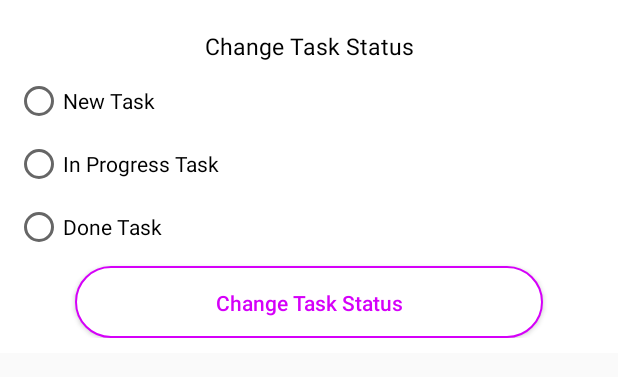
After one commit to Yazan98/Groupy, an Android app: the layout dialog_tasks.xml on its own in the app's theme, with its tools: preview values and no code run, on a phone screen of 412 x 824 dp. The commit adds this screen. Shown: the top 377 px of the screen. Run offline under Robolectric (Android 15) with nearby library versions, the phone set to English and light mode, and no system bars.

Commit message:
add tasks fragment

```diff
--- /dev/null
+++ b/app/src/main/res/layout/dialog_tasks.xml
@@ -0,0 +1,59 @@
+<?xml version="1.0" encoding="utf-8"?>
+<LinearLayout xmlns:android="http://schemas.android.com/apk/res/android"
+    android:layout_width="match_parent"
+    android:layout_height="wrap_content"
+    android:background="@color/white"
+    android:paddingTop="10dp"
+    android:orientation="vertical"
+    android:paddingStart="10dp"
+    android:paddingBottom="10dp"
+    android:paddingEnd="10dp">
+
+    <TextView
+        android:layout_width="match_parent"
+        android:layout_height="wrap_content"
+        android:padding="10dp"
+        android:text="Change Task Status"
+        android:textAlignment="center"
+        android:textColor="#000"
+        android:textSize="15dp" />
+
+    <RadioGroup
+        android:layout_width="match_parent"
+        android:layout_height="wrap_content">
+
+        <RadioButton
+            android:id="@+id/NewButton"
+            android:layout_width="match_parent"
+            android:layout_height="wrap_content"
+            android:layout_marginBottom="10dp"
+            android:text="New Task" />
+
+        <RadioButton
+            android:id="@+id/ProgressButton"
+            android:layout_width="match_parent"
+            android:layout_height="wrap_content"
+            android:layout_marginBottom="10dp"
+            android:text="In Progress Task" />
+
+        <RadioButton
+            android:id="@+id/DoneButton"
+            android:layout_width="match_parent"
+            android:layout_height="wrap_content"
+            android:layout_marginBottom="10dp"
+            android:text="Done Task" />
+
+    </RadioGroup>
+
+    <Button
+        android:layout_width="match_parent"
+        android:layout_marginStart="40dp"
+        android:id="@+id/ChangeStatus"
+        android:layout_marginEnd="40dp"
+        android:textColor="@color/colorPrimary"
+        android:text="Change Task Status"
+        android:textAllCaps="false"
+        android:background="@drawable/bg_btn_2"
+        android:layout_height="wrap_content" />
+
+</LinearLayout>
--- a/app/src/main/res/layout/fragment_tasks.xml
+++ b/app/src/main/res/layout/fragment_tasks.xml
@@ -28,6 +28,7 @@
     <androidx.recyclerview.widget.RecyclerView
         android:layout_width="match_parent"
         android:layout_height="wrap_content"
+        android:id="@+id/TasksRecyclerView"
         app:layout_constraintEnd_toEndOf="parent"
         app:layout_constraintStart_toStartOf="parent"
         app:layout_constraintTop_toBottomOf="@+id/appBarLayout7"></androidx.recyclerview.widget.RecyclerView>
```
Also changed, not shown: app/src/main/java/hu/grouper/app/adapter/TaskAdapter.kt (added, +116 -0 lines), app/src/main/java/hu/grouper/app/fragment/TasksFragment.kt (+59 -2 lines), app/src/main/res/drawable/bg_progress.xml (added, +10 -0 lines), app/src/main/res/drawable/task.xml (added, +18 -0 lines), app/src/main/res/layout/row_task.xml (added, +49 -0 lines).
